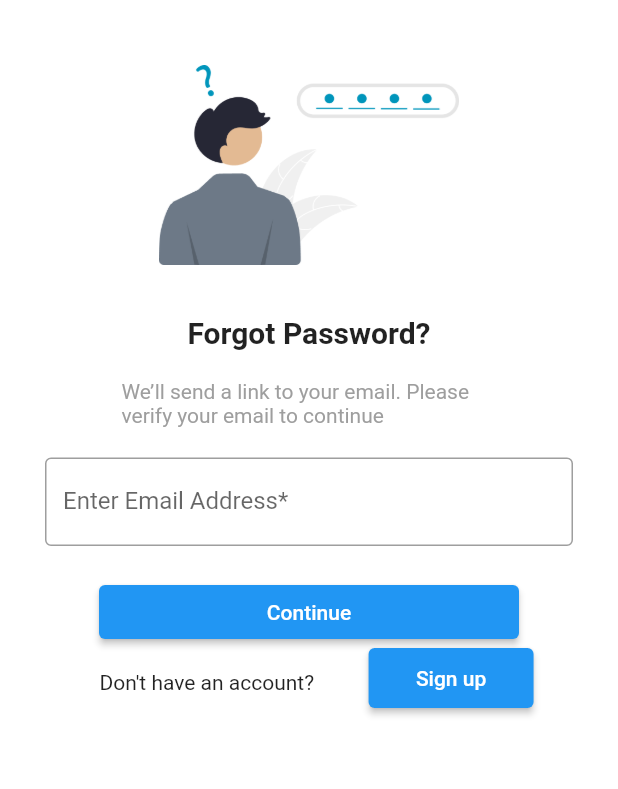
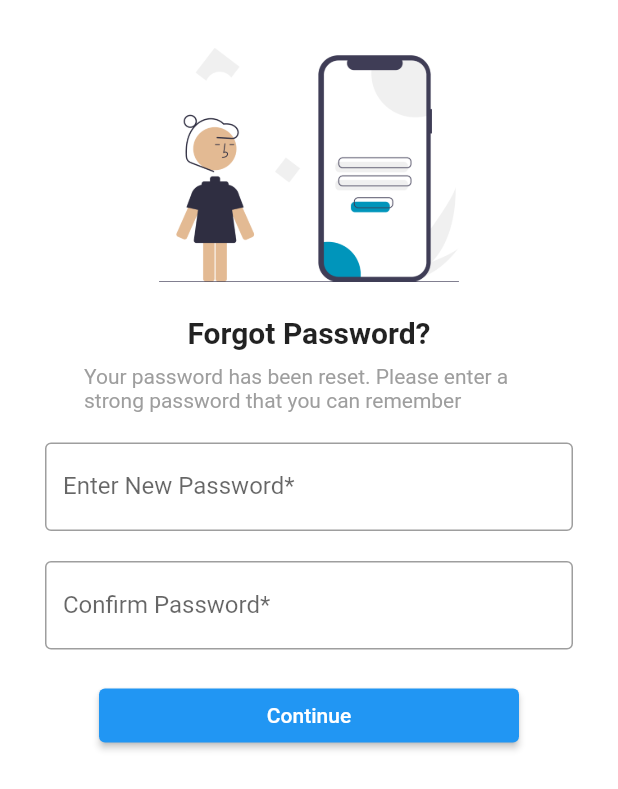
Before and after one commit to deepcodingios/App_Designs, a Flutter app: the screen it shows after launch, after a tap on "Continue", on a phone screen of 412 x 824 dp. Shown: the top 789 px of the screen. Run offline on Flutter 3.47's test engine with Material 2 defaults, Android fonts, the phone set to English and light mode, and no system bars.

Commit message:
Adding Create Password Designs

```diff
--- a/lib/main.dart
+++ b/lib/main.dart
@@ -1,9 +1,9 @@
 import 'package:flutter/material.dart';
-import 'signup.dart';
+// import 'signup.dart';
 // import 'package:flutter/services.dart';
 
 void main() {
-  runApp(const ForgotPassword());
+  runApp(const CreatePassword());
   // SystemChannels.textInput.invokeMethod('TextInput.hide');
 }
 
@@ -27,7 +27,7 @@ class MyApp extends StatelessWidget {
           mainAxisAlignment: MainAxisAlignment.start,
           crossAxisAlignment: CrossAxisAlignment.center,
           children: <Widget>[
-            SizedBox(
+            const SizedBox(
               height: 10.0,
             ),
             Center(
@@ -335,7 +335,7 @@ class _SignUpState extends State<SignUp> {
                     //       content: Text('You clicked ElevatedButton.')));
                     // },
                     style: ElevatedButton.styleFrom(
-                      primary: Color.fromRGBO(0, 149, 187, 1),
+                      primary: const Color.fromRGBO(0, 149, 187, 1),
                     ),
                     onPressed: () {
                       ScaffoldMessenger.of(context).showSnackBar(
@@ -364,7 +364,7 @@ class _SignUpState extends State<SignUp> {
                           height: 20.0,
                           child: ElevatedButton(
                             style: ElevatedButton.styleFrom(
-                              primary: Color.fromRGBO(0, 149, 187, 1),
+                              primary: const Color.fromRGBO(0, 149, 187, 1),
                             ),
                             onPressed: () {
                               ScaffoldMessenger.of(context).showSnackBar(
@@ -409,7 +409,7 @@ class _VerifyEmailState extends State<VerifyEmail> {
               mainAxisAlignment: MainAxisAlignment.center,
               crossAxisAlignment: CrossAxisAlignment.center,
               children: <Widget>[
-                SizedBox(
+                const SizedBox(
                   height: 200.0,
                 ),
                 Container(
@@ -561,6 +561,109 @@ class _PasswordChangeConfirmationState
   }
 }
 
+class CreatePassword extends StatefulWidget {
+  const CreatePassword({Key? key}) : super(key: key);
+
+  @override
+  State<CreatePassword> createState() => _CreatePasswordState();
+}
+
+class _CreatePasswordState extends State<CreatePassword> {
+  @override
+  Widget build(BuildContext context) {
+    return MaterialApp(
+      title: 'Flutter Demo',
+      theme: ThemeData(
+        primarySwatch: Colors.blue,
+      ),
+      // scaffoldMessengerKey: _messangerKey,
+      home: Scaffold(
+        backgroundColor: Colors.white,
+        body: SafeArea(
+            child: Column(
+          mainAxisAlignment: MainAxisAlignment.start,
+          crossAxisAlignment: CrossAxisAlignment.center,
+          children: <Widget>[
+            SizedBox(
+              height: 10.0,
+            ),
+            Container(
+              child: Image.asset('images/create_password.png'),
+              width: 200.0,
+              height: 200.0,
+            ),
+            const Center(
+              child: Text(
+                'Forgot Password?',
+                style: TextStyle(
+                    fontWeight: FontWeight.bold,
+                    // fontFamily: 'Pacifico',
+                    fontSize: 20),
+              ),
+            ),
+            SizedBox(
+              height: 10.0,
+            ),
+            SizedBox(
+              width: 300.0,
+              child: Text(
+                'Your password has been reset. Please enter a strong password that you can remember',
+                style: TextStyle(color: Colors.grey),
+              ),
+            ),
+            //Email Address TextField
+            Container(
+              margin: const EdgeInsets.only(left: 30.0, top: 20.0, right: 30.0),
+              child: const TextField(
+                obscureText: true,
+                decoration: InputDecoration(
+                  border: OutlineInputBorder(),
+                  labelText: 'Enter New Password*',
+                ),
+              ),
+            ),
+            // SizedBox(
+            //   height: 5.0,
+            // ),
+
+            Container(
+              margin: const EdgeInsets.only(left: 30.0, top: 20.0, right: 30.0),
+              child: const TextField(
+                obscureText: true,
+                decoration: InputDecoration(
+                  border: OutlineInputBorder(),
+                  labelText: 'Confirm Password*',
+                ),
+              ),
+            ),
+            SizedBox(
+              height: 20.0,
+            ),
+            //Sign up Button
+            Container(
+              margin: const EdgeInsets.only(left: 30.0, top: 0.0, right: 30.0),
+              width: 280.0,
+              child: ElevatedButton(
+                // onPressed: () {
+                //   ScaffoldMessenger.of(context).showSnackBar(const SnackBar(
+                //       content: Text('You clicked ElevatedButton.')));
+                // },
+                onPressed: () {
+                  ScaffoldMessenger.of(context).showSnackBar(
+                      const SnackBar(content: Text('You clicked SignIn')));
+                  Navigator.push(context,
+                      MaterialPageRoute(builder: (context) => const SignUp()));
+                },
+                child: const Text('Continue'),
+              ),
+            ),
+          ],
+        )),
+      ),
+    );
+  }
+}
+
 class ForgotPassword extends StatefulWidget {
   const ForgotPassword({Key? key}) : super(key: key);
 
@@ -592,13 +695,6 @@ class _ForgotPasswordState extends State<ForgotPassword> {
               width: 200.0,
               height: 200.0,
             ),
-            // const CircleAvatar(
-            //   radius: 40.0,
-            //   backgroundImage: AssetImage('images/maha-periyava.png'),
-            // ),
-            // const SizedBox(
-            //   height: 5.0,
-            // ),
             const Center(
               child: Text(
                 'Forgot Password?',
--- a/pubspec.yaml
+++ b/pubspec.yaml
@@ -40,6 +40,7 @@ flutter:
      - images/verifyEmail.png
      - images/password_change.png
      - images/forgot_password.png
+     - images/create_password.png
   fonts:
   - family: Pacifico
     fonts:
```
Also changed, not shown: images/create_password.png (added).
